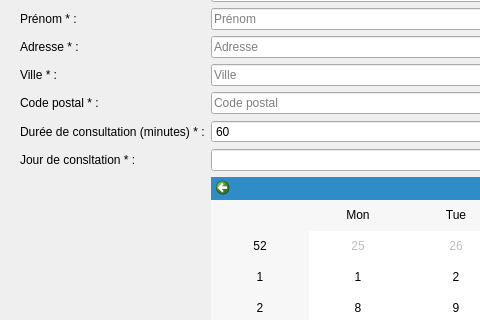
The window that modifypatient.ui (JeanCellier/QtProjet) describes before a commit, drawn with Qt 5; both pictures show x 0 to 480 and y 100 to 420 of the 1003 by 968 pixel window.
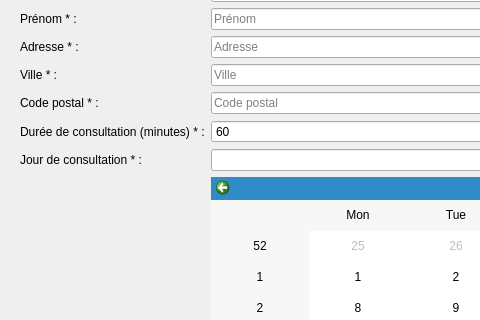
The same window after the commit.

What changed in the file:
```diff
--- a/modifypatient.ui
+++ b/modifypatient.ui
@@ -126,7 +126,7 @@
     <item row="8" column="0">
      <widget class="QLabel" name="dayLabel">
       <property name="text">
-       <string>Jour de consltation * :</string>
+       <string>Jour de consultation * :</string>
       </property>
      </widget>
     </item>
```
